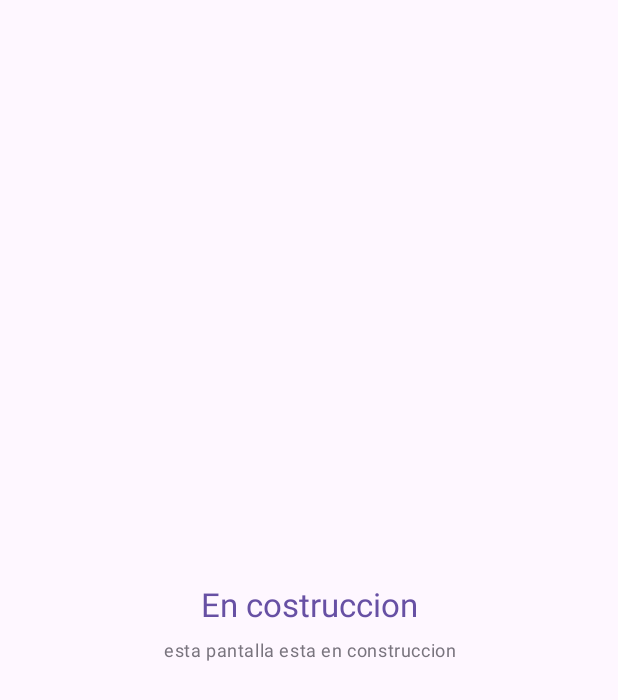
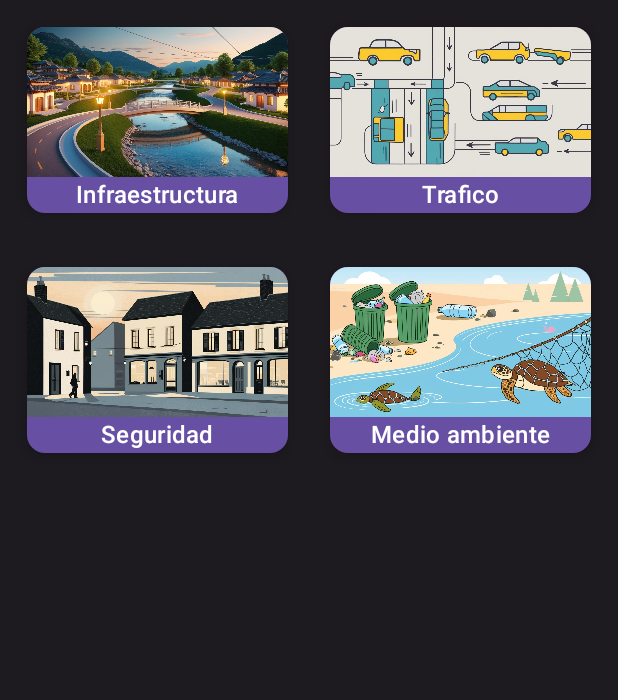
Before and after one commit to Miudo0/MejorasDelPueblo, an Android app built with Jetpack Compose: the screen it shows after launch (MainActivity), after a tap on "reportar", on a phone screen of 412 x 824 dp. Shown: the top 700 px of the screen. Run offline under Robolectric (Android 15) with nearby library versions, the phone set to English and light mode, and no system bars.

Commit message:
empezando problemasSugerencias

```diff
--- a/app/src/main/java/com/empresa/aplicacion/ui/PoblemasSugerencias.kt
+++ b/app/src/main/java/com/empresa/aplicacion/ui/PoblemasSugerencias.kt
@@ -1,47 +1,142 @@
 package com.empresa.aplicacion.ui
 
+import androidx.annotation.DrawableRes
+import androidx.annotation.StringRes
+import androidx.compose.foundation.Image
+import androidx.compose.foundation.background
 import androidx.compose.foundation.layout.Arrangement
 import androidx.compose.foundation.layout.Column
-import androidx.compose.foundation.layout.fillMaxSize
+import androidx.compose.foundation.layout.fillMaxWidth
+import androidx.compose.foundation.layout.height
 import androidx.compose.foundation.layout.padding
+import androidx.compose.foundation.lazy.grid.GridCells
+import androidx.compose.foundation.lazy.grid.LazyVerticalGrid
+import androidx.compose.foundation.lazy.grid.items
+import androidx.compose.material3.Card
+import androidx.compose.material3.CardDefaults
 import androidx.compose.material3.MaterialTheme
 import androidx.compose.material3.Text
 import androidx.compose.runtime.Composable
 import androidx.compose.ui.Alignment
 import androidx.compose.ui.Modifier
-
+import androidx.compose.ui.layout.ContentScale
+import androidx.compose.ui.res.painterResource
+import androidx.compose.ui.res.stringResource
 import androidx.compose.ui.text.style.TextAlign
 import androidx.compose.ui.tooling.preview.Preview
 import androidx.compose.ui.unit.dp
+import com.empresa.aplicacion.R
+
+
+//creo la clase de cartas de la seccion Problemas
+data class CartaProblemas(
+    @DrawableRes val imagen: Int,
+    @StringRes val titulo: Int
+
+)
+
+//creo la lista de las cartas
+var listaCartasProblemas: List<CartaProblemas> = listOf(
+
+    CartaProblemas(
+        R.drawable.infraestuctura,
+        R.string.infraestructura
+    ),
+    CartaProblemas(
+        R.drawable.trafico,
+        R.string.trafico
+    ),
+    CartaProblemas(
+        R.drawable.seguridad,
+        R.string.seguridad
+    ),
+    CartaProblemas(
+        R.drawable.medioambiente,
+        R.string.medio_ambiente
+    )
+)
 
 @Composable
-fun EnConstruccion(
-    modifier: Modifier = Modifier
+fun AppProblemas(
+
 ) {
     Column(
-        modifier = modifier.fillMaxSize(),
-        verticalArrangement = Arrangement.Center,
+        Modifier
+            .fillMaxWidth()
+            .background(MaterialTheme.colorScheme.onBackground),
+        verticalArrangement = Arrangement.Top,
         horizontalAlignment = Alignment.CenterHorizontally
+
     ) {
-        Text(
-            modifier = Modifier.padding(8.dp),
-            text = "En costruccion",
-            style = MaterialTheme.typography.titleLarge,
-            textAlign = TextAlign.Center,
-            color = MaterialTheme.colorScheme.primary
-        )
-        Text(
-            modifier = Modifier.padding(horizontal = 8.dp),
-            text = "esta pantalla esta en construccion",
-            style = MaterialTheme.typography.bodySmall,
-            textAlign = TextAlign.Center,
-            color = MaterialTheme.colorScheme.outline
-        )
+        //para que recorra la lista en cuadrantes
+        LazyVerticalGrid(
+            columns = GridCells.Fixed(2), // Dos columnas para el cuadrante
+            verticalArrangement = Arrangement.spacedBy(16.dp),
+            horizontalArrangement = Arrangement.spacedBy(8.dp),
+            modifier = Modifier.padding(8.dp)
+        ) {
+            items(listaCartasProblemas) { carta ->
+                CartaItem(carta = carta)
+            }
+        }
     }
 }
 
+
+//funcion para crear las cartas
+@Composable
+private fun CartaItem(
+    carta: CartaProblemas,
+) {
+    Card(
+        modifier = Modifier
+            .padding(10.dp),
+        elevation = CardDefaults.cardElevation(
+            defaultElevation = 6.dp
+            ),
+        colors = CardDefaults.cardColors(
+         MaterialTheme.colorScheme.primary
+        )
+    ) {
+        FotoCarta(carta.imagen)
+        TextoCarta(carta.titulo)
+    }
+
+
+}
+
+//funcion para las fotos de las cartas
+@Composable
+private fun FotoCarta(
+    @DrawableRes foto: Int,
+    modifier: Modifier = Modifier
+) {
+    Image(
+        contentScale = ContentScale.Crop,
+        modifier = modifier
+            .height(100.dp),
+        painter = painterResource(foto),
+        contentDescription = null
+    )
+}
+
+//funcion para el texto de las cartas
+@Composable
+private fun TextoCarta(
+    @StringRes titulo: Int
+) {
+    Text(
+        text = stringResource(titulo),
+        style = MaterialTheme.typography.titleMedium,
+        textAlign = TextAlign.Center,
+        modifier = Modifier
+            .fillMaxWidth()
+    )
+}
+
+
 @Preview
 @Composable
-fun ComingSoonPreview() {
-    EnConstruccion()
+fun AppPreview() {
+    AppProblemas()
 }
--- a/app/src/main/java/com/empresa/aplicacion/ui/navigation/Screens.kt
+++ b/app/src/main/java/com/empresa/aplicacion/ui/navigation/Screens.kt
@@ -7,4 +7,4 @@ import kotlinx.serialization.Serializable
 object Home
 
 @Serializable
-object EnConstruccion
+object ReporteProblemas
--- a/app/src/main/java/com/empresa/aplicacion/ui/navigation/navigationWrapper.kt
+++ b/app/src/main/java/com/empresa/aplicacion/ui/navigation/navigationWrapper.kt
@@ -5,9 +5,10 @@ import androidx.compose.runtime.Composable
 import androidx.navigation.compose.NavHost
 import androidx.navigation.compose.composable
 import androidx.navigation.compose.rememberNavController
-import androidx.navigation.toRoute
+
 import com.empresa.aplicacion.ui.HomeScreen
-import com.empresa.aplicacion.ui.EnConstruccion
+
+import com.empresa.aplicacion.ui.AppProblemas
 
 
 @Composable
@@ -19,13 +20,13 @@ fun NavigationWrapper() {
             HomeScreen { numero ->
                 Log.d("NAVIGATE_TO", "Numero recibido: $numero")
                 when (numero) {
-                    1 -> navController.navigate(EnConstruccion)
+                    1 -> navController.navigate(ReporteProblemas)
 
                 }
             }
         }
-        composable<EnConstruccion> {
-            EnConstruccion()
+        composable<ReporteProblemas> {
+            AppProblemas()
         }
 
 
--- a/app/src/main/res/values/strings.xml
+++ b/app/src/main/res/values/strings.xml
@@ -13,4 +13,8 @@
     <string name="notificaciones">notificaciones</string>
     <string name="voluntariado">voluntariado</string>
     <string name="proyectos">proyectos</string>
+    <string name="infraestructura">Infraestructura</string>
+    <string name="trafico">Trafico</string>
+    <string name="seguridad">Seguridad</string>
+    <string name="medio_ambiente">Medio ambiente</string>"
 </resources>
```
Also changed, not shown: app/src/main/res/drawable-nodpi/infraestuctura.jpg (added), app/src/main/res/drawable-nodpi/medioambiente.jpg (added), app/src/main/res/drawable-nodpi/seguridad.jpg (added), app/src/main/res/drawable-nodpi/trafico.jpg (added).
